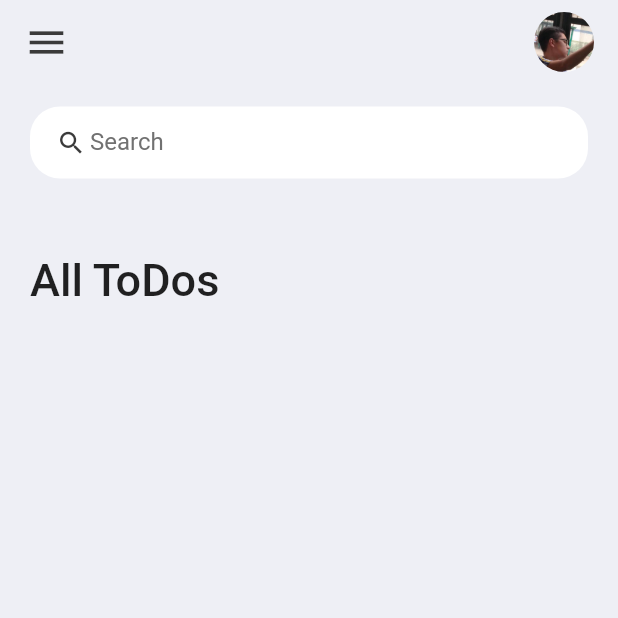
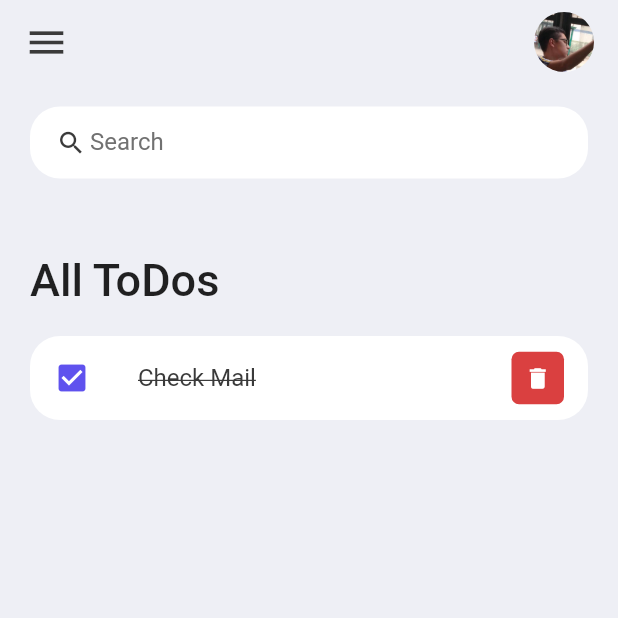
Before and after one commit to enzonakashima/todo-app, a Flutter app: the screen it shows after launch, on a phone screen of 412 x 824 dp, the top half of it. Run offline on Flutter 3.47's test engine with Material 2 defaults, Android fonts, the phone set to English and light mode, and no system bars.

Commit message:
ToDo item

```diff
--- a/lib/screens/home.dart
+++ b/lib/screens/home.dart
@@ -1,5 +1,6 @@
 import 'package:flutter/material.dart';
 import 'package:to_do_app/constants/colors.dart';
+import 'package:to_do_app/widgets/todo_item.dart';
 
 class Home extends StatelessWidget {
   const Home({Key? key}) : super(key: key);
@@ -25,7 +26,8 @@ class Home extends StatelessWidget {
                       fontWeight: FontWeight.w500,
                     ),
                   ),
-                )
+                ),
+                ToDoItem(),
               ],
             ),
           )
--- /dev/null
+++ b/lib/widgets/todo_item.dart
@@ -0,0 +1,41 @@
+import 'package:flutter/material.dart';
+import 'package:to_do_app/constants/colors.dart';
+
+class ToDoItem extends StatelessWidget {
+  const ToDoItem({super.key});
+
+  @override
+  Widget build(BuildContext context) {
+    return Container(
+      child: ListTile(
+        onTap: () => {},
+        shape: RoundedRectangleBorder(borderRadius: BorderRadius.circular(20)),
+        tileColor: Colors.white,
+        leading: Icon(
+          Icons.check_box,
+          color: tdBlue,
+        ),
+        title: Text(
+          'Check Mail',
+          style: TextStyle(
+            fontSize: 16,
+            color: tdBlack,
+            decoration: TextDecoration.lineThrough,
+          ),
+        ),
+        trailing: Container(
+          height: 35,
+          width: 35,
+          decoration: BoxDecoration(
+              color: tdRed, borderRadius: BorderRadius.circular(5)),
+          child: IconButton(
+            color: Colors.white,
+            iconSize: 18,
+            icon: Icon(Icons.delete),
+            onPressed: () {},
+          ),
+        ),
+      ),
+    );
+  }
+}
```
